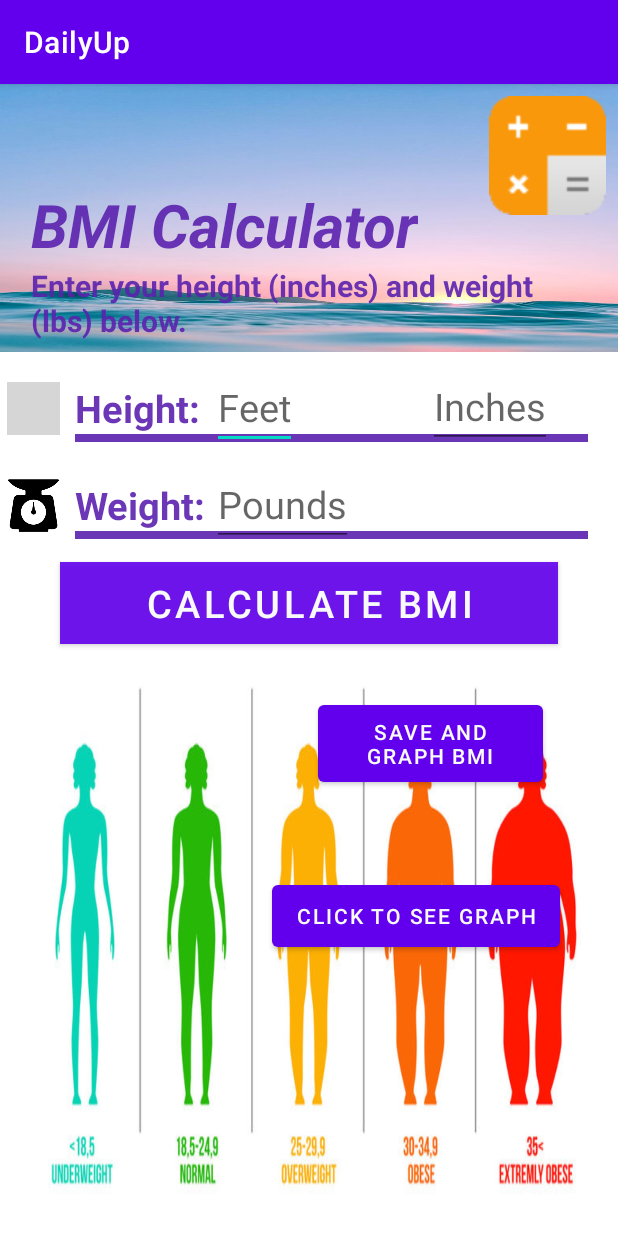
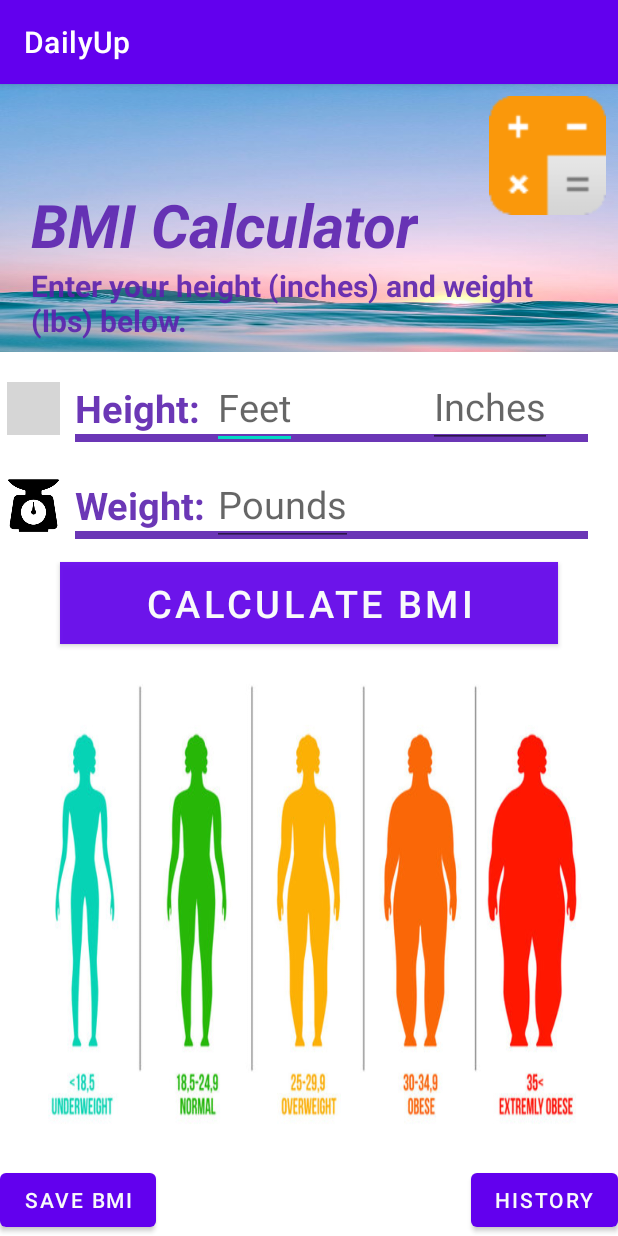
Before and after one commit to LeeleeLiang/Health434, an Android app: the screen it shows after launch (BMICalculator), on a phone screen of 412 x 824 dp. Run offline under Robolectric (Android 15) with nearby library versions, the phone set to English and light mode, and no system bars; grey boxes are pictures that could not be loaded.

Commit message:
fixed_graph

```diff
--- a/DailyUp/app/src/main/res/layout/bmi_result.xml
+++ b/DailyUp/app/src/main/res/layout/bmi_result.xml
@@ -8,26 +8,20 @@
 
     <Button
         android:id="@+id/openGraph"
-        android:layout_width="192dp"
-        android:layout_height="53dp"
-        android:layout_marginStart="178dp"
-        android:layout_marginTop="528dp"
-        android:layout_marginEnd="25dp"
-        android:text="Click to see graph"
+        android:layout_width="wrap_content"
+        android:layout_height="wrap_content"
+        android:text="history"
         app:layout_constraintEnd_toEndOf="parent"
         app:layout_constraintHorizontal_bias="0.2"
-        app:layout_constraintStart_toStartOf="parent"
-        app:layout_constraintTop_toTopOf="parent" />
+        app:layout_constraintBottom_toBottomOf="parent" />
 
     <Button
         android:id="@+id/saveButton"
-        android:layout_width="150dp"
-        android:layout_height="63dp"
-        android:layout_marginStart="212dp"
-        android:layout_marginTop="408dp"
-        android:text="Save and Graph BMI"
+        android:layout_width="wrap_content"
+        android:layout_height="wrap_content"
+        android:text="Save BMI"
         app:layout_constraintStart_toStartOf="parent"
-        app:layout_constraintTop_toTopOf="parent" />
+        app:layout_constraintBottom_toBottomOf="parent"/>
 
     <View
         android:id="@+id/myRectangleView"
@@ -48,7 +42,7 @@
         android:layout_marginEnd="15dp"
         android:layout_marginBottom="20dp"
         android:background="@drawable/bmi_chart"
-        app:layout_constraintBottom_toBottomOf="parent"
+        app:layout_constraintBottom_toTopOf="@id/saveButton"
         app:layout_constraintStart_toStartOf="parent"
         app:layout_constraintTop_toBottomOf="@id/calc_btn"
         tools:ignore="MissingConstraints" />
```
Also changed, not shown: DailyUp/app/src/main/res/layout/activity_bmi_graph.xml (+12 -14 lines).
